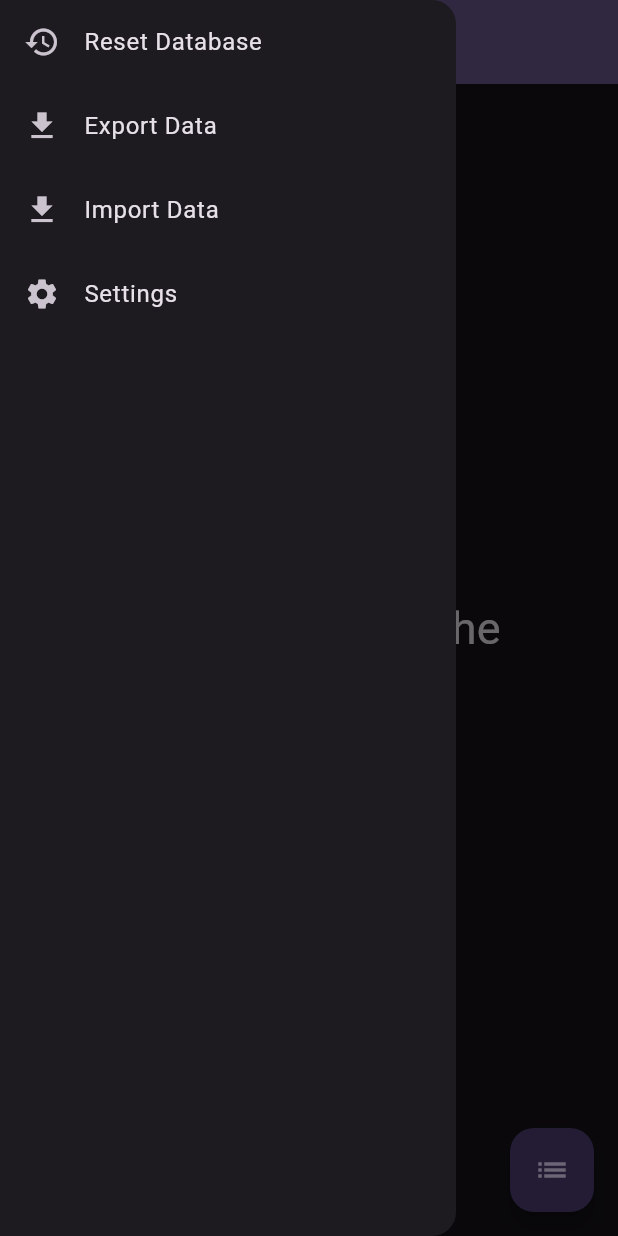
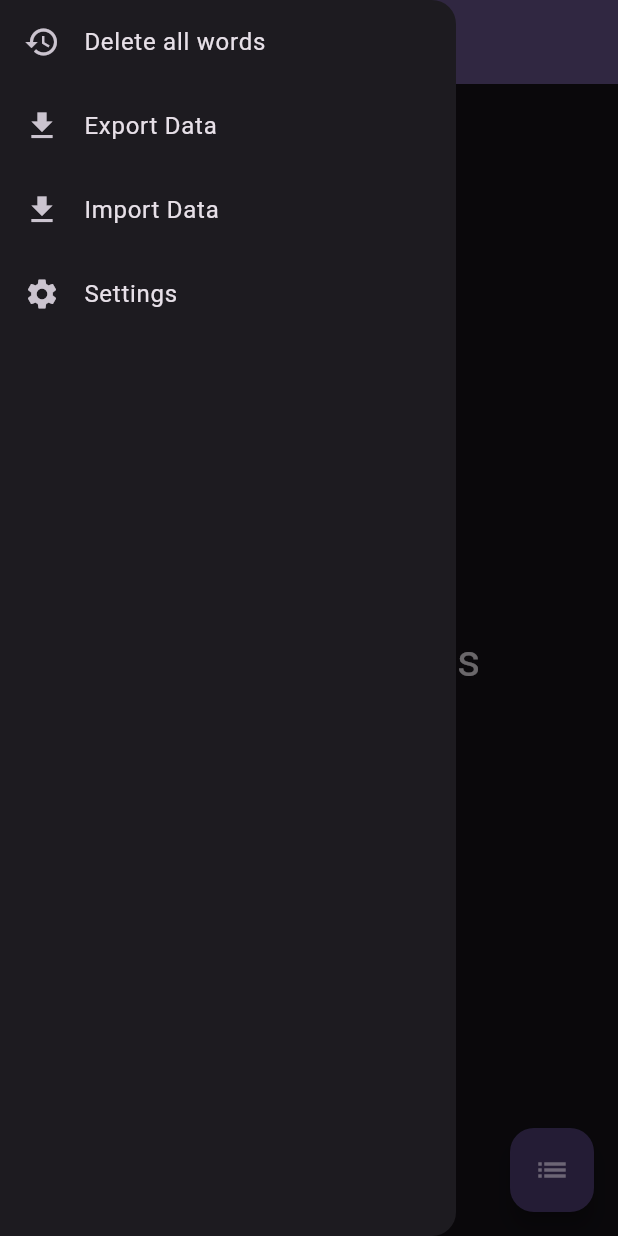
Before and after one commit to Charlie-83/SignFlash, a Flutter app: the screen it shows after launch, with the side drawer open, on a phone screen of 412 x 824 dp. Run offline on Flutter 3.47's test engine with Material 3 defaults, Android fonts, the phone set to English and light mode, and no system bars; our stand-ins replace file_picker, pie_chart, shared_preferences, sqflite; accounts and stored records are empty.

Commit message:
Don't test the same word twice and some other fixes around testID

```diff
--- a/devtools_options.yaml
+++ b/devtools_options.yaml
@@ -1,3 +1,5 @@
 description: This file stores settings for Dart & Flutter DevTools.
 documentation: https://docs.flutter.dev/tools/devtools/extensions#configure-extension-enablement-states
 extensions:
+  - shared_preferences: true
+  - provider: true
--- a/lib/main.dart
+++ b/lib/main.dart
@@ -27,13 +27,35 @@ class App extends StatelessWidget {
           seedColor: Colors.deepPurple,
         ),
       ),
-      home: MultiProvider(
+      home: ChangeNotifierProvider(
+        create: (_) => Database(),
+        builder: (BuildContext context, Widget? _) => FutureBuilder(
+          future: context.read<Database>().allAttempts(),
+
+          builder:
+              (
+                BuildContext context,
+                AsyncSnapshot<Map<int, List<bool>>> attempts,
+              ) {
+                if (attempts.hasData) {
+                  return MultiProvider(
                     providers: [
-          ChangeNotifierProvider(create: (_) => Database()),
-          ChangeNotifierProvider(create: (_) => TestIDModel()),
+                      ChangeNotifierProvider(
+                        create: (_) => TestIDModel(
+                          testId: attempts.data!.isNotEmpty
+                              ? next(attempts.data!)
+                              : null,
+                        ),
+                      ),
                       ChangeNotifierProvider(create: (_) => Settings()),
                     ],
-        child: const HomePage(title: 'SignFlash'),
+                    builder: (BuildContext context, Widget? _) =>
+                        HomePage(title: 'SignFlash'),
+                  );
+                }
+                return Container();
+              },
+        ),
       ),
     );
   }
@@ -51,8 +73,10 @@ class HomePage extends StatefulWidget {
 enum Pages { test, list, edit, settings }
 
 class TestIDModel with ChangeNotifier {
-  int testId = 1;
-  void update(int id) {
+  // This is in a model so that it can be changed by the edit page when the current testId is deleted
+  int? testId;
+  TestIDModel({required this.testId});
+  void update(int? id) {
     testId = id;
     notifyListeners();
   }
@@ -61,26 +85,35 @@ class TestIDModel with ChangeNotifier {
 class _HomePageState extends State<HomePage> {
   int? editId;
   Pages page = Pages.test;
+  Pages previousPage =
+      Pages.test; // Just used to go back to test/list after edit
 
   @override
   Widget build(BuildContext context) {
     Widget pageWidget;
     switch (page) {
       case (Pages.test):
-        pageWidget = ChangeNotifierProvider(
-          create: (context) => TestIDModel(),
-          child: TestPage(
+        pageWidget = TestPage(
           id: context.watch<TestIDModel>().testId,
-            answer: (bool success) {
-              next(context, success);
+          answer: (bool success) async {
+            var db = context.read<Database>();
+            TestIDModel testIDModel = context.read<TestIDModel>();
+            if (testIDModel.testId != null) {
+              db.newAttempt(testIDModel.testId!, success);
+            }
+            int? newId = await nextAsync(context);
+            if (newId == testIDModel.testId) {
+              newId = await db.nextValid(newId);
+            }
+            testIDModel.update(newId);
           },
           edit: () {
             setState(() {
               page = Pages.edit;
+              previousPage = Pages.test;
               editId = context.read<TestIDModel>().testId;
             });
           },
-          ),
         );
         break;
       case (Pages.list):
@@ -88,6 +121,7 @@ class _HomePageState extends State<HomePage> {
           setEdit: (int? id) {
             setState(() {
               page = Pages.edit;
+              previousPage = Pages.list;
               editId = id;
             });
           },
@@ -98,7 +132,7 @@ class _HomePageState extends State<HomePage> {
           id: editId,
           done: () {
             setState(() {
-              page = Pages.list;
+              page = previousPage;
             });
           },
         );
@@ -109,6 +143,7 @@ class _HomePageState extends State<HomePage> {
     }
 
     final db = context.read<Database>();
+    final testId = context.read<TestIDModel>();
     return Scaffold(
       appBar: AppBar(
         backgroundColor: Theme.of(context).colorScheme.inversePrimary,
@@ -130,7 +165,7 @@ class _HomePageState extends State<HomePage> {
         children: <Widget>[
           ListTile(
             leading: const Icon(Icons.restore),
-            title: const Text("Reset Database"),
+            title: const Text("Delete all words"),
             onTap: () => showDialog(
               context: context,
               builder: (BuildContext context) => AlertDialog(
@@ -142,7 +177,9 @@ class _HomePageState extends State<HomePage> {
                   TextButton(
                     child: const Text("Yes"),
                     onPressed: () {
-                      context.read<Database>().reset();
+                      db.reset();
+                      testId.update(null);
+                      Navigator.of(context).pop();
                       Navigator.of(context).pop();
                     },
                   ),
@@ -188,11 +225,15 @@ class _HomePageState extends State<HomePage> {
       ),
     );
   }
+}
 
-  void next(BuildContext context, bool correct) async {
+Future<int> nextAsync(BuildContext context) async {
   var db = context.read<Database>();
-    db.newAttempt(context.read<TestIDModel>().testId, correct);
   final attempts = await db.allAttempts();
+  return next(attempts);
+}
+
+int next(Map<int, List<bool>> attempts) {
   final sum = attempts.entries.fold(
     0,
     (count, entry) =>
@@ -220,13 +261,10 @@ class _HomePageState extends State<HomePage> {
           ),
     );
     if (count >= nextCount) {
-        setState(() {
-          context.read<TestIDModel>().update(entry.key);
-        });
-        return;
+      return entry.key;
     }
   }
-  }
+  return 1;
 }
 
 String pageName(Pages page) {
--- a/lib/test.dart
+++ b/lib/test.dart
@@ -7,7 +7,7 @@ import 'package:provider/provider.dart';
 import 'package:url_launcher/url_launcher.dart';
 
 class TestPage extends StatelessWidget {
-  final int id;
+  final int? id;
   final void Function(bool success) answer;
   final void Function() edit;
   const TestPage({
@@ -19,24 +19,24 @@ class TestPage extends StatelessWidget {
 
   @override
   Widget build(BuildContext context) {
+    if (id == null) {
+      return Container(
+        padding: EdgeInsets.all(20),
+        alignment: Alignment.center,
+        child: Text(
+          "Add some words",
+          style: TextStyle(fontSize: 30),
+        ),
+      );
+    }
     final settings = context.watch<Settings>();
     return FutureBuilder(
-      future: context.watch<Database>().wordAndAttempts(id),
+      future: context.watch<Database>().wordAndAttempts(id!),
       builder:
           (
             BuildContext context,
             AsyncSnapshot<MapEntry<String, List<bool>>?> word,
           ) {
-            if (!word.hasData && word.connectionState == ConnectionState.done) {
-              return Container(
-                padding: EdgeInsets.all(20),
-                alignment: Alignment.center,
-                child: Text(
-                  "Add some words to the database",
-                  style: TextStyle(fontSize: 30),
-                ),
-              );
-            }
             List<Widget> successIcons = [];
             if (word.hasData) {
               final v = word.data!.value;
```
Also changed, not shown: lib/database.dart (+24 -3 lines), lib/edit.dart (+5 -5 lines). Lines whose indentation alone changed are shown as unchanged.
